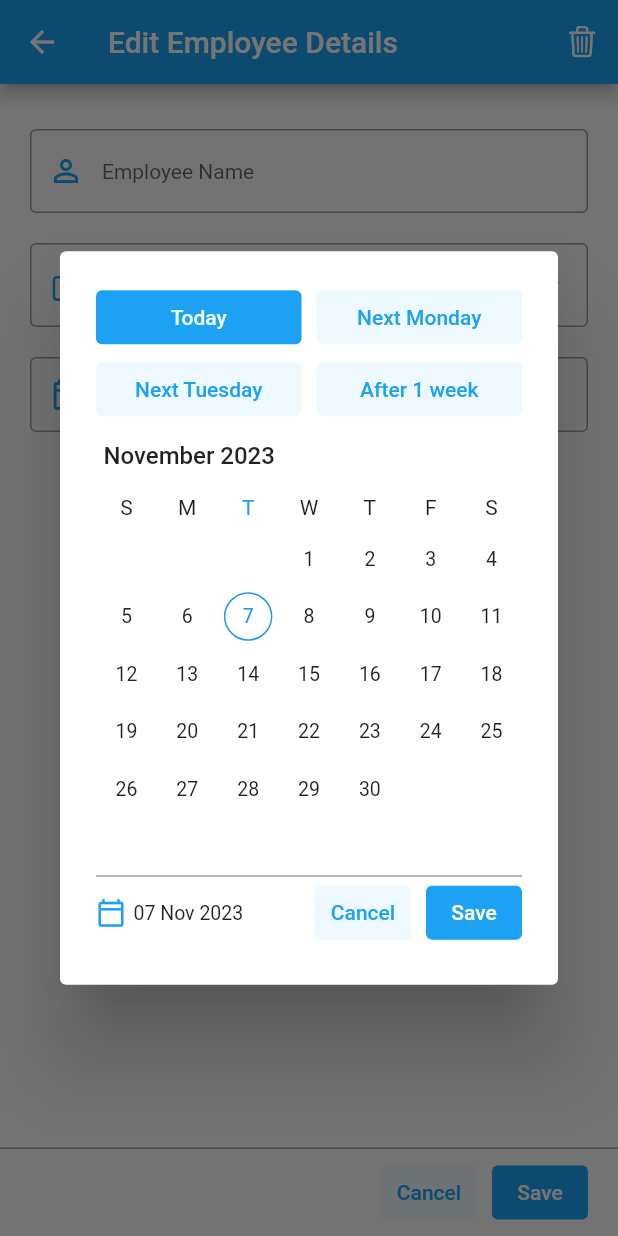
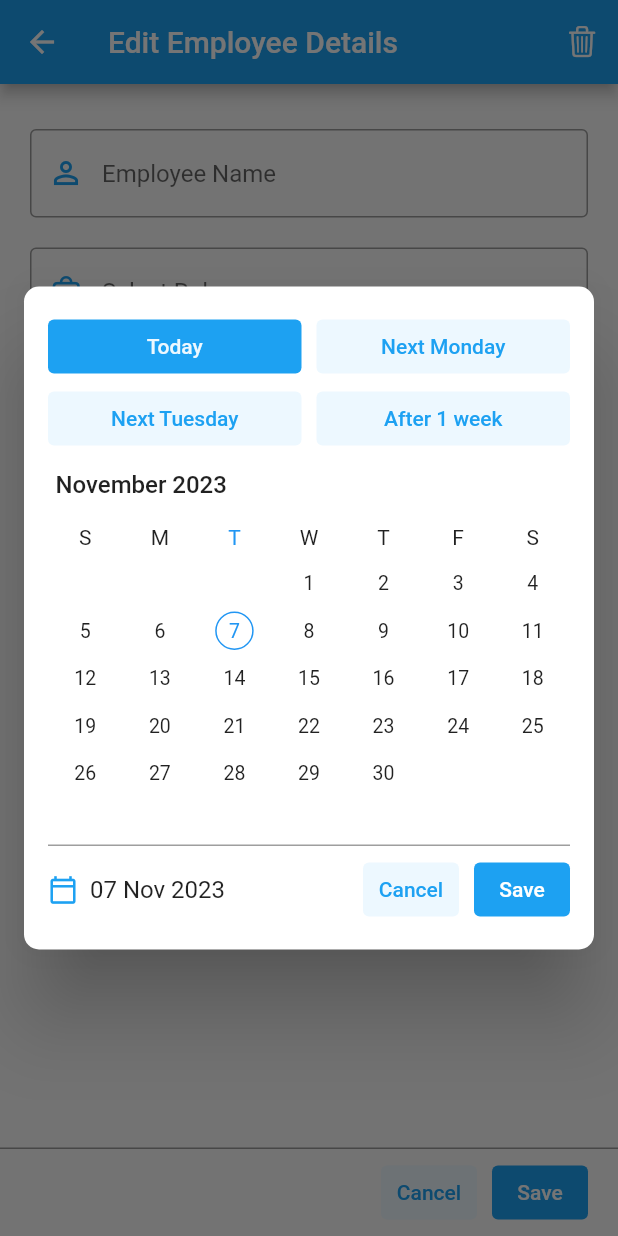
Before and after one commit to anant-kannaik/employee-tracker, a Flutter app: the AddEmployeeDetailsScreen screen opened directly with empty values, after a tap on the "calendar today" icon, on a phone screen of 412 x 824 dp. Run offline on Flutter 3.47's test engine with Material 2 defaults, Android fonts, the phone set to English and light mode, and no system bars; drawn by our look-alikes of syncfusion_flutter_datepicker; our stand-ins replace flutter_bloc, sqflite; accounts and stored records are empty.

Commit message:
Calender view UI changes

```diff
--- a/employee_tracker/lib/screens/add_employee_details_screen/add_employee_details_screen.dart
+++ b/employee_tracker/lib/screens/add_employee_details_screen/add_employee_details_screen.dart
@@ -102,7 +102,8 @@ class _AddEmployeeDetailsScreenState extends State<AddEmployeeDetailsScreen> {
                     controller: _employeeNameController,
                     cursorColor: AppColors.primaryColor,
                     style: const TextStyle(
-                      fontSize: 14.0,
+                      fontSize: 16.0,
+                      fontWeight: FontWeight.w400,
                     ),
                     decoration: const InputDecoration(
                       hintText: employeeNameHintText,
@@ -131,7 +132,8 @@ class _AddEmployeeDetailsScreenState extends State<AddEmployeeDetailsScreen> {
                     cursorColor: AppColors.primaryColor,
                     readOnly: true,
                     style: const TextStyle(
-                      fontSize: 14.0,
+                      fontSize: 16.0,
+                      fontWeight: FontWeight.w400,
                     ),
                     decoration: const InputDecoration(
                       hintText: selectRoleHintText,
@@ -189,6 +191,7 @@ class _AddEmployeeDetailsScreenState extends State<AddEmployeeDetailsScreen> {
                                 _selectedFromDate,
                                 style: const TextStyle(
                                   fontSize: 14.0,
+                                  fontWeight: FontWeight.w400,
                                 ),
                               ),
                             ],
@@ -228,6 +231,7 @@ class _AddEmployeeDetailsScreenState extends State<AddEmployeeDetailsScreen> {
                                 _selectedToDate,
                                 style: const TextStyle(
                                   fontSize: 14.0,
+                                  fontWeight: FontWeight.w400,
                                 ),
                               ),
                             ],
@@ -360,6 +364,10 @@ class _AddEmployeeDetailsScreenState extends State<AddEmployeeDetailsScreen> {
         return StatefulBuilder(
           builder: (BuildContext context, setState) {
             return AlertDialog(
+              contentPadding: const EdgeInsets.all(16.0),
+              insetPadding: const EdgeInsets.symmetric(horizontal: 16.0),
+              shape: const RoundedRectangleBorder(
+                  borderRadius: BorderRadius.all(Radius.circular(10.0))),
               content: Column(
                 mainAxisSize: MainAxisSize.min,
                 children: [
@@ -515,7 +523,7 @@ class _AddEmployeeDetailsScreenState extends State<AddEmployeeDetailsScreen> {
                   ],
                   SizedBox(
                     width: MediaQuery.of(context).size.width,
-                    height: 300.0,
+                    height: 260.0,
                     child: SfDateRangePicker(
                       onSelectionChanged:
                           (dateRangePickerSelectionChangedArgs) {
@@ -537,6 +545,8 @@ class _AddEmployeeDetailsScreenState extends State<AddEmployeeDetailsScreen> {
                         ),
                       ),
                     ),
+                    child: Padding(
+                      padding: const EdgeInsets.only(top: 5.0),
                       child: Row(
                         children: [
                           const Icon(
@@ -544,13 +554,14 @@ class _AddEmployeeDetailsScreenState extends State<AddEmployeeDetailsScreen> {
                             color: AppColors.primaryColor,
                             size: 20.0,
                           ),
-                        const SizedBox(width: 5.0),
+                          const SizedBox(width: 8.0),
                           Expanded(
                             child: Text(
                               selectedDate,
                               maxLines: 1,
                               style: const TextStyle(
-                              fontSize: 13.0,
+                                fontSize: 16.0,
+                                fontWeight: FontWeight.w400,
                               ),
                             ),
                           ),
@@ -569,8 +580,8 @@ class _AddEmployeeDetailsScreenState extends State<AddEmployeeDetailsScreen> {
                           const SizedBox(width: 10.0),
                           TextButton(
                             style: ButtonStyle(
-                            foregroundColor:
-                                MaterialStateProperty.all<Color>(Colors.white),
+                              foregroundColor: MaterialStateProperty.all<Color>(
+                                  Colors.white),
                               backgroundColor: MaterialStateProperty.all<Color>(
                                   AppColors.primaryColor),
                             ),
@@ -581,6 +592,7 @@ class _AddEmployeeDetailsScreenState extends State<AddEmployeeDetailsScreen> {
                             child: const Text(saveButtonText),
                           )
                         ],
+                      ),
                     ),
                   ),
                 ],
```
Lines whose indentation alone changed are shown as unchanged.
